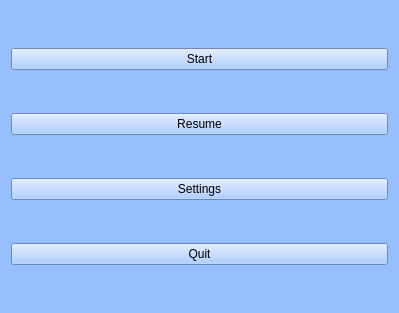
skandermoalla/CSE201-Top5, file BTM_Qt/mainmenu.ui: the form before one commit.
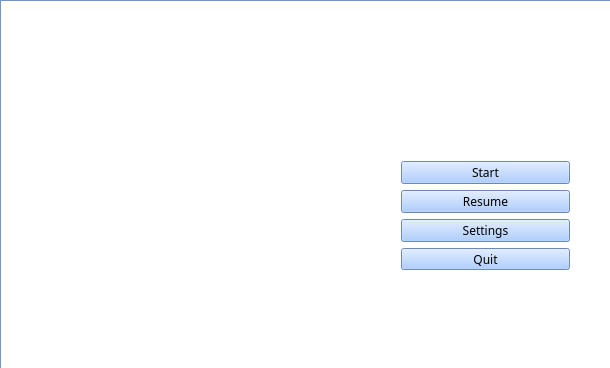
The form after the commit. Icons and pictures are not drawn.

Commit message: Added Background picture

Patch:
```diff
--- a/BTM_Qt/mainmenu.ui
+++ b/BTM_Qt/mainmenu.ui
@@ -6,8 +6,8 @@
    <rect>
     <x>0</x>
     <y>0</y>
-    <width>399</width>
-    <height>313</height>
+    <width>610</width>
+    <height>368</height>
    </rect>
   </property>
   <property name="palette">
@@ -452,44 +452,68 @@
     </disabled>
    </palette>
   </property>
+  <property name="font">
+   <font>
+    <family>Arial Black</family>
+   </font>
+  </property>
   <property name="windowTitle">
    <string>MainMenu</string>
   </property>
   <widget class="QWidget" name="centralWidget">
-   <layout class="QHBoxLayout" name="horizontalLayout_2">
-    <item>
-     <layout class="QGridLayout" name="gridLayout">
-      <item row="5" column="1">
-       <widget class="QPushButton" name="quit">
-        <property name="text">
-         <string>Quit</string>
-        </property>
-       </widget>
-      </item>
-      <item row="0" column="1">
+   <widget class="QGraphicsView" name="graphicsView">
+    <property name="geometry">
+     <rect>
+      <x>0</x>
+      <y>0</y>
+      <width>611</width>
+      <height>401</height>
+     </rect>
+    </property>
+    <property name="styleSheet">
+     <string notr="true">background-image: url(:/images/images/StartMenuBackground.png);</string>
+    </property>
+   </widget>
+   <widget class="QWidget" name="verticalLayoutWidget">
+    <property name="geometry">
+     <rect>
+      <x>390</x>
+      <y>150</y>
+      <width>191</width>
+      <height>131</height>
+     </rect>
+    </property>
+    <layout class="QVBoxLayout" name="verticalLayout">
+     <item>
        <widget class="QPushButton" name="start">
         <property name="text">
          <string>Start</string>
         </property>
        </widget>
       </item>
-      <item row="2" column="1">
-       <widget class="QPushButton" name="settings">
-        <property name="text">
-         <string>Settings</string>
-        </property>
-       </widget>
-      </item>
-      <item row="1" column="1">
+     <item>
        <widget class="QPushButton" name="resume">
         <property name="text">
          <string>Resume</string>
         </property>
        </widget>
       </item>
-     </layout>
-    </item>
-   </layout>
+     <item>
+      <widget class="QPushButton" name="settings">
+       <property name="text">
+        <string>Settings</string>
+       </property>
+      </widget>
+     </item>
+     <item>
+      <widget class="QPushButton" name="quit">
+       <property name="text">
+        <string>Quit</string>
+       </property>
+      </widget>
+     </item>
+    </layout>
+   </widget>
   </widget>
  </widget>
  <layoutdefault spacing="6" margin="11"/>
```
Lines whose indentation alone changed are shown as unchanged. The commit also changes 4 other files.
